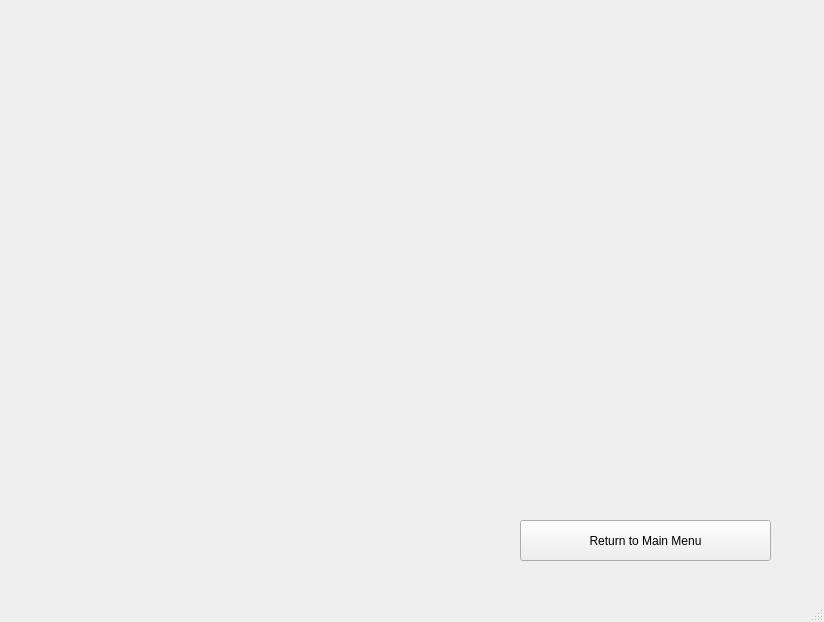
This is CS8project2/mainwindow.ui in pradakev/CS8GroupProject2 as Qt 5 draws it before an edit. The edited form follows.
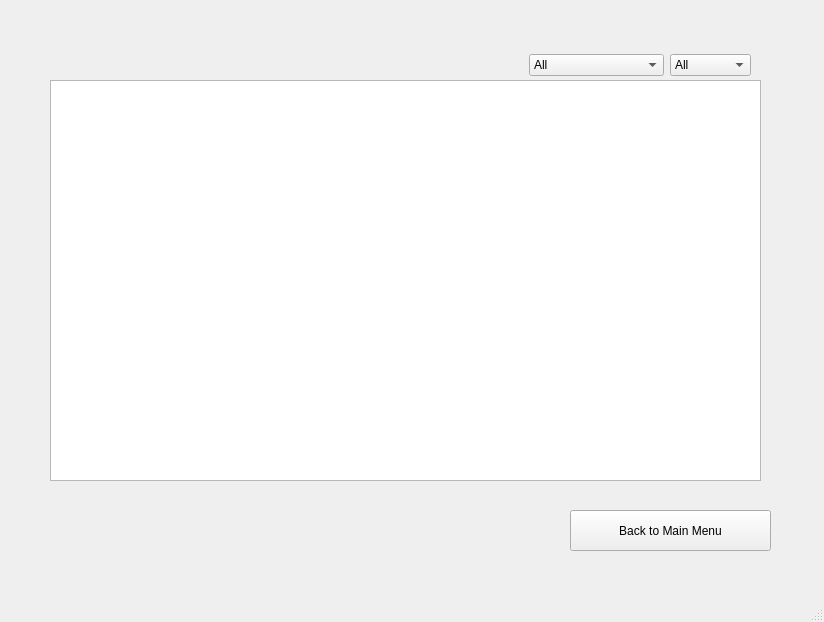
This is the edited form. The open tabs and pages were chosen to show the change. Icons and pictures are not drawn.

Patch:
```diff
--- a/CS8project2/mainwindow.ui
+++ b/CS8project2/mainwindow.ui
@@ -826,16 +826,93 @@
      <widget class="QPushButton" name="gobacktomainpage">
       <property name="geometry">
        <rect>
-        <x>510</x>
-        <y>520</y>
-        <width>251</width>
+        <x>560</x>
+        <y>510</y>
+        <width>201</width>
         <height>41</height>
        </rect>
       </property>
       <property name="text">
-       <string>Return to Main Menu</string>
+       <string>Back to Main Menu</string>
       </property>
      </widget>
+     <widget class="QTableWidget" name="tableWidget_2">
+      <property name="geometry">
+       <rect>
+        <x>40</x>
+        <y>80</y>
+        <width>711</width>
+        <height>401</height>
+       </rect>
+      </property>
+      <property name="minimumSize">
+       <size>
+        <width>711</width>
+        <height>0</height>
+       </size>
+      </property>
+      <property name="styleSheet">
+       <string notr="true">alternate-background-color: rgb(255, 255, 255);</string>
+      </property>
+     </widget>
+     <widget class="QWidget" name="horizontalLayoutWidget">
+      <property name="geometry">
+       <rect>
+        <x>90</x>
+        <y>40</y>
+        <width>651</width>
+        <height>51</height>
+       </rect>
+      </property>
+      <layout class="QHBoxLayout" name="horizontalLayout">
+       <item>
+        <spacer name="horizontalSpacer">
+         <property name="orientation">
+          <enum>Qt::Horizontal</enum>
+         </property>
+         <property name="sizeHint" stdset="0">
+          <size>
+           <width>40</width>
+           <height>20</height>
+          </size>
+         </property>
+        </spacer>
+       </item>
+       <item>
+        <widget class="QComboBox" name="GrassSurface">
+         <item>
+          <property name="text">
+           <string>All</string>
+          </property>
+         </item>
+         <item>
+          <property name="text">
+           <string>Grass Surface Only</string>
+          </property>
+         </item>
+        </widget>
+       </item>
+       <item>
+        <widget class="QComboBox" name="StadiumInfoTableOptions">
+         <item>
+          <property name="text">
+           <string>All</string>
+          </property>
+         </item>
+         <item>
+          <property name="text">
+           <string>American</string>
+          </property>
+         </item>
+         <item>
+          <property name="text">
+           <string>National</string>
+          </property>
+         </item>
+        </widget>
+       </item>
+      </layout>
+     </widget>
     </widget>
    </widget>
   </widget>
```
Left out of the diff: 17 changed lines with no effect on the pictures.
